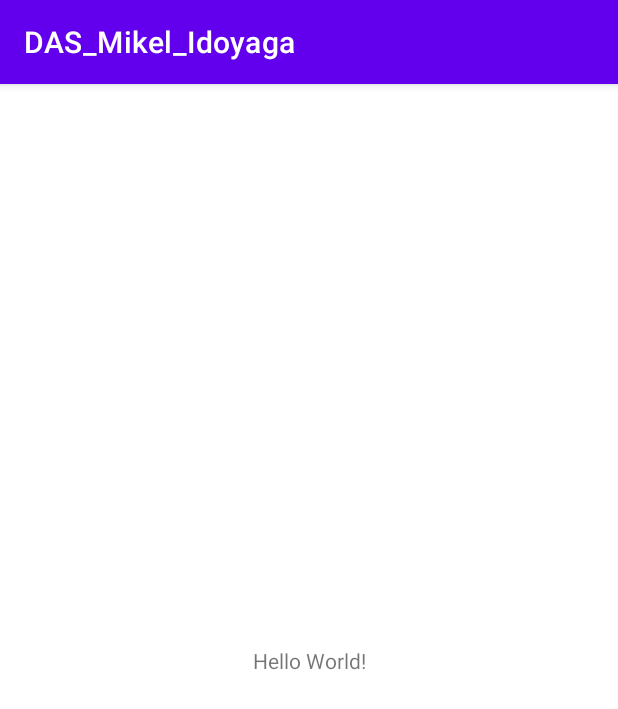
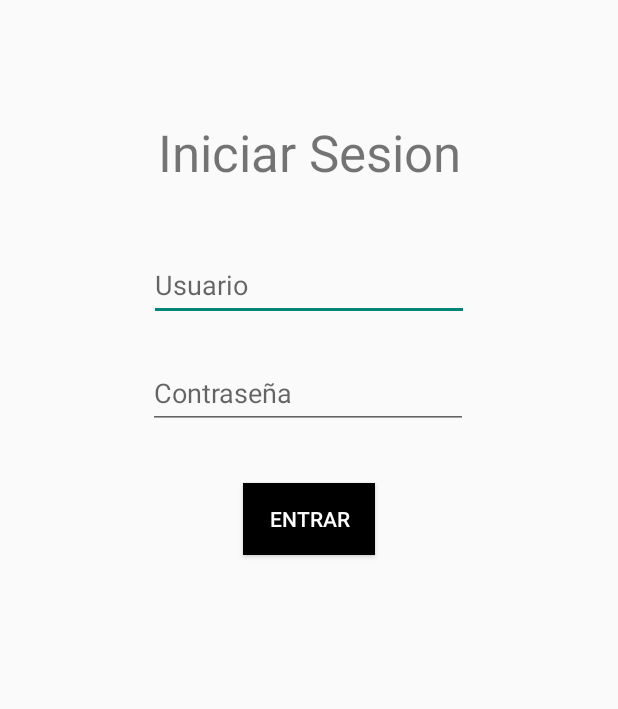
Before and after one commit to Midoiaga/DAS_Mikel_Idoyaga, an Android app: the screen it shows after launch (MainActivity before the commit, loginActivity after it), on a phone screen of 412 x 824 dp. Shown: the top 709 px of the screen. Run offline under Robolectric (Android 15) with nearby library versions, the phone set to English and light mode, and no system bars.

Commit message:
Interfaz del inicio de sesion primera parte

```diff
--- a/app/src/main/AndroidManifest.xml
+++ b/app/src/main/AndroidManifest.xml
@@ -8,9 +8,9 @@
         android:label="@string/app_name"
         android:roundIcon="@mipmap/ic_launcher_round"
         android:supportsRtl="true"
-        android:theme="@style/Theme.DAS_Mikel_Idoyaga">
+        android:theme="@style/Theme.AppCompat.Light.NoActionBar">
         <activity
-            android:name=".MainActivity"
+            android:name=".loginActivity"
             android:exported="true">
             <intent-filter>
                 <action android:name="android.intent.action.MAIN" />
--- a/app/src/main/java/com/example/das_mikel_idoyaga/MainActivity.java
+++ b/app/src/main/java/com/example/das_mikel_idoyaga/loginActivity.java
@@ -4,11 +4,13 @@ import androidx.appcompat.app.AppCompatActivity;
 
 import android.os.Bundle;
 
-public class MainActivity extends AppCompatActivity {
+
+//MainActivity
+public class loginActivity extends AppCompatActivity {
 
     @Override
     protected void onCreate(Bundle savedInstanceState) {
         super.onCreate(savedInstanceState);
-        setContentView(R.layout.activity_main);
+        setContentView(R.layout.login_activity);
     }
 }
--- a/app/src/main/res/layout/activity_main.xml
+++ /dev/null
@@ -1,18 +0,0 @@
-<?xml version="1.0" encoding="utf-8"?>
-<androidx.constraintlayout.widget.ConstraintLayout xmlns:android="http://schemas.android.com/apk/res/android"
-    xmlns:app="http://schemas.android.com/apk/res-auto"
-    xmlns:tools="http://schemas.android.com/tools"
-    android:layout_width="match_parent"
-    android:layout_height="match_parent"
-    tools:context=".MainActivity">
-
-    <TextView
-        android:layout_width="wrap_content"
-        android:layout_height="wrap_content"
-        android:text="Hello World!"
-        app:layout_constraintBottom_toBottomOf="parent"
-        app:layout_constraintLeft_toLeftOf="parent"
-        app:layout_constraintRight_toRightOf="parent"
-        app:layout_constraintTop_toTopOf="parent" />
-
-</androidx.constraintlayout.widget.ConstraintLayout>
--- /dev/null
+++ b/app/src/main/res/layout/login_activity.xml
@@ -0,0 +1,63 @@
+<?xml version="1.0" encoding="utf-8"?>
+<androidx.constraintlayout.widget.ConstraintLayout xmlns:android="http://schemas.android.com/apk/res/android"
+    xmlns:app="http://schemas.android.com/apk/res-auto"
+    xmlns:tools="http://schemas.android.com/tools"
+    android:layout_width="match_parent"
+    android:layout_height="match_parent"
+    tools:context=".loginActivity">
+
+    <TextView
+        android:id="@+id/tvSesion"
+        android:layout_width="222dp"
+        android:layout_height="51dp"
+        android:text="@string/tvSesion"
+        android:textAlignment="center"
+        android:textSize="34sp"
+        app:layout_constraintBottom_toBottomOf="parent"
+        app:layout_constraintLeft_toLeftOf="parent"
+        app:layout_constraintRight_toRightOf="parent"
+        app:layout_constraintTop_toTopOf="parent"
+        app:layout_constraintVertical_bias="0.102" />
+
+    <EditText
+        android:id="@+id/etUsuario"
+        android:layout_width="wrap_content"
+        android:layout_height="wrap_content"
+        android:layout_marginTop="36dp"
+        android:autofillHints=""
+        android:ems="10"
+        android:hint="@string/etUsuario"
+        android:inputType="textPersonName"
+        android:minHeight="48dp"
+        app:layout_constraintEnd_toEndOf="parent"
+        app:layout_constraintStart_toStartOf="parent"
+        app:layout_constraintTop_toBottomOf="@+id/tvSesion" />
+
+    <EditText
+        android:id="@+id/epContraseña"
+        android:layout_width="wrap_content"
+        android:layout_height="wrap_content"
+        android:layout_marginTop="24dp"
+        android:autofillHints=""
+        android:ems="10"
+        android:hint="@string/epContraseña"
+        android:inputType="textPassword"
+        android:minHeight="48dp"
+        app:layout_constraintEnd_toEndOf="parent"
+        app:layout_constraintHorizontal_bias="0.497"
+        app:layout_constraintStart_toStartOf="parent"
+        app:layout_constraintTop_toBottomOf="@+id/etUsuario" />
+
+    <Button
+        android:id="@+id/button"
+        android:layout_width="wrap_content"
+        android:layout_height="wrap_content"
+        android:layout_marginTop="36dp"
+        android:background="@color/black"
+        android:text="@string/btnEntrar"
+        android:textColor="@color/white"
+        app:layout_constraintEnd_toEndOf="parent"
+        app:layout_constraintStart_toStartOf="parent"
+        app:layout_constraintTop_toBottomOf="@+id/epContraseña" />
+
+</androidx.constraintlayout.widget.ConstraintLayout>
--- a/app/src/main/res/values/strings.xml
+++ b/app/src/main/res/values/strings.xml
@@ -1,3 +1,10 @@
 <resources>
     <string name="app_name">DAS_Mikel_Idoyaga</string>
+    <string name="tvSesion">Iniciar Sesion</string>
+    <string name="etUsuario">Usuario</string>
+    <string name="epContraseña">Contraseña</string>
+    <string name="btnEntrar">Entrar</string>
+
+
+
 </resources>
```
Also changed, not shown: 1 other file.
